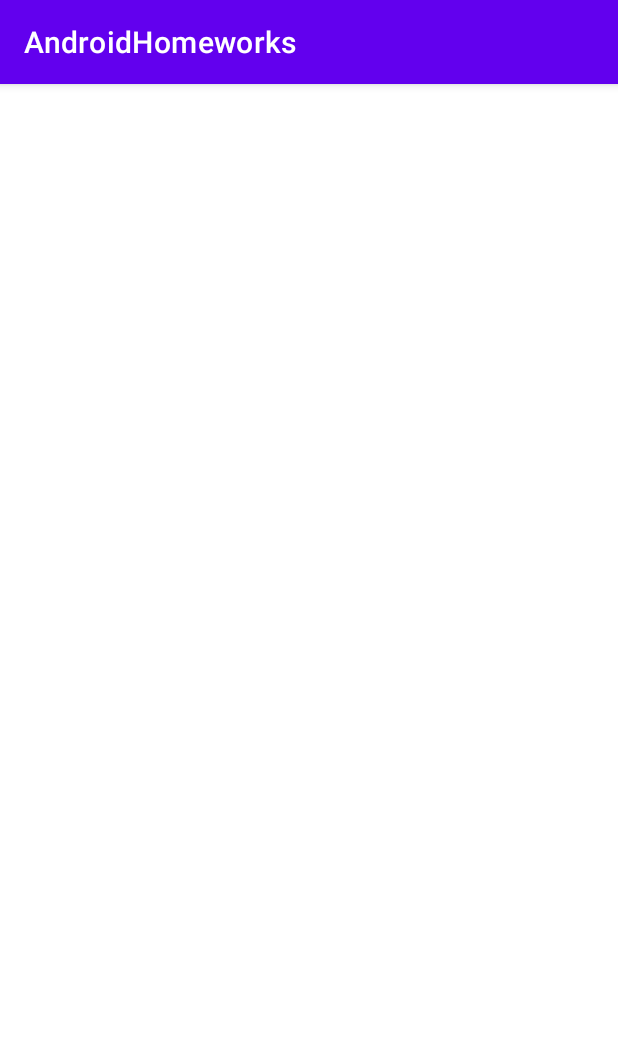
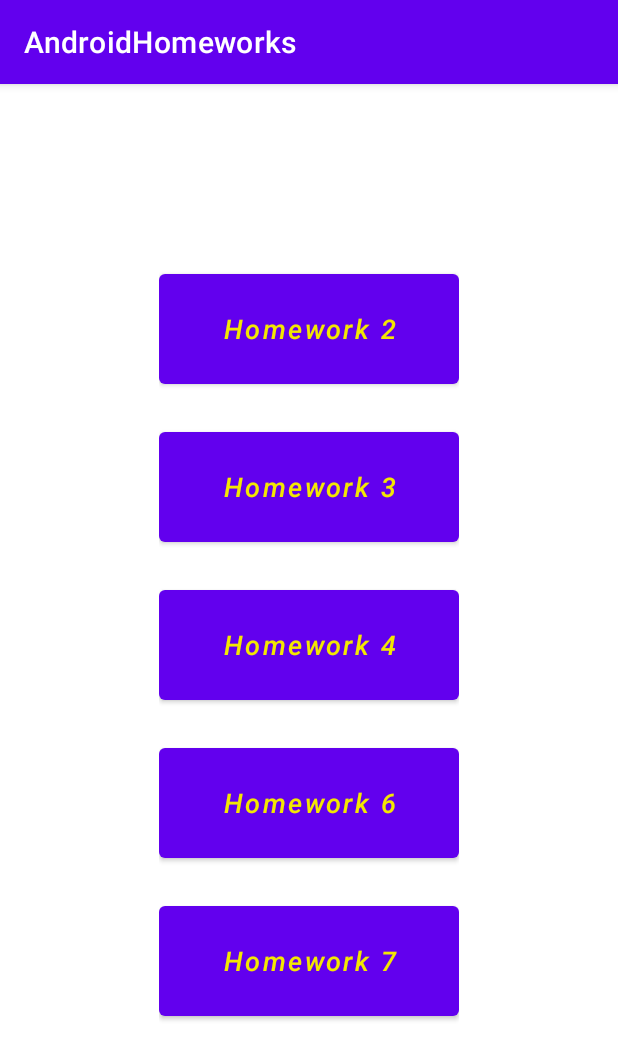
Before and after one commit to mrtsv9/Homeworks, an Android app: the screen it shows after launch (Main before the commit, AllHomeworksActivity after it), on a phone screen of 412 x 824 dp. Shown: the top 1060 px of the screen. Run offline under Robolectric (Android 15) with nearby library versions, the light colour scheme and no system bars.

Commit message:
lessons 1-8

```diff
--- /dev/null
+++ b/app/src/main/java/com/example/homeworks/all_homeworks/AllHomeworksActivity.kt
@@ -0,0 +1,58 @@
+package com.example.homeworks.all_homeworks
+
+import android.content.Intent
+import androidx.appcompat.app.AppCompatActivity
+import android.os.Bundle
+import android.view.View
+import com.example.homeworks.databinding.ActivityAllHomeworksBinding
+import com.example.homeworks.homework4.Homework4Activity
+import com.example.homeworks.homework6.Homework6Activity
+import com.example.homeworks.homework7.Homework7Activity
+import homework2.Homework2Activity
+import homework3.Homework3Activity
+
+class AllHomeworksActivity : AppCompatActivity(), View.OnClickListener {
+
+    override fun onCreate(savedInstanceState: Bundle?) {
+        super.onCreate(savedInstanceState)
+        val binding = ActivityAllHomeworksBinding.inflate(layoutInflater)
+        val view = binding.root
+        val homework2Button = binding.homework2
+        val homework3Button = binding.homework3
+        val homework4Button = binding.homework4
+        val homework6Button = binding.homework6
+        val homework7Button = binding.homework7
+        setContentView(view)
+        homework2Button.setOnClickListener(this)
+        homework3Button.setOnClickListener(this)
+        homework4Button.setOnClickListener(this)
+        homework6Button.setOnClickListener(this)
+        homework7Button.setOnClickListener(this)
+    }
+
+    override fun onClick(v: View?) {
+        val binding = ActivityAllHomeworksBinding.inflate(layoutInflater)
+        when (v?.id) {
+            binding.homework2.id -> {
+                val intent = Intent(this, Homework2Activity::class.java)
+                startActivity(intent)
+            }
+            binding.homework3.id -> {
+                val intent = Intent(this, Homework3Activity::class.java)
+                startActivity(intent)
+            }
+            binding.homework4.id -> {
+                val intent = Intent(this, Homework4Activity::class.java)
+                startActivity(intent)
+            }
+            binding.homework6.id -> {
+                val intent = Intent(this, Homework6Activity::class.java)
+                startActivity(intent)
+            }
+            binding.homework7.id -> {
+                val intent = Intent(this, Homework7Activity::class.java)
+                startActivity(intent)
+            }
+        }
+    }
+}
--- a/app/src/main/java/com/example/homeworks/homework3/Main.kt
+++ b/app/src/main/java/com/example/homeworks/homework3/Homework3Activity.kt
@@ -5,7 +5,7 @@ import android.os.Bundle
 import android.util.Log
 import com.example.homeworks.R
 
-class Main : AppCompatActivity() {
+class Homework3Activity : AppCompatActivity() {
     override fun onCreate(savedInstanceState: Bundle?) {
         super.onCreate(savedInstanceState)
         setContentView(R.layout.activity_main3)
--- a/app/src/main/java/com/example/homeworks/homework4/Main.kt
+++ b/app/src/main/java/com/example/homeworks/homework4/Homework4Activity.kt
@@ -9,7 +9,7 @@ import homework4.Employee
 import homework4.Manager
 import homework4.Worker
 
-class Main : AppCompatActivity() {
+class Homework4Activity : AppCompatActivity() {
 
     override fun onCreate(savedInstanceState: Bundle?) {
         super.onCreate(savedInstanceState)
--- /dev/null
+++ b/app/src/main/res/layout/activity_all_homeworks.xml
@@ -0,0 +1,73 @@
+<?xml version="1.0" encoding="utf-8"?>
+
+<ScrollView
+    xmlns:android="http://schemas.android.com/apk/res/android"
+    android:layout_width="match_parent"
+    android:layout_height="match_parent">
+    <LinearLayout
+        android:layout_width="wrap_content"
+        android:layout_height="wrap_content"
+        android:orientation="vertical"
+        android:layout_gravity="center">
+        <Button
+            android:id="@+id/homework2"
+            android:layout_marginBottom="20dp"
+            android:layout_width="200dp"
+            android:layout_height="85dp"
+            android:layout_gravity="center"
+            android:text="@string/homework_2"
+            android:textAllCaps="false"
+            android:textSize="18sp"
+            android:textStyle="italic"
+            android:textColor="#F3E702"
+            />
+        <Button
+            android:id="@+id/homework3"
+            android:layout_width="200dp"
+            android:layout_marginBottom="20dp"
+            android:layout_height="85dp"
+            android:layout_gravity="center"
+            android:text="@string/homework_3"
+            android:textAllCaps="false"
+            android:textSize="18sp"
+            android:textStyle="italic"
+            android:textColor="#F3E702"
+            />
+        <Button
+            android:id="@+id/homework4"
+            android:layout_width="200dp"
+            android:layout_marginBottom="20dp"
+            android:layout_height="85dp"
+            android:layout_gravity="center"
+            android:text="@string/homework_4"
+            android:textAllCaps="false"
+            android:textSize="18sp"
+            android:textStyle="italic"
+            android:textColor="#F3E702"
+            />
+        <Button
+            android:id="@+id/homework6"
+            android:layout_width="200dp"
+            android:layout_marginBottom="20dp"
+            android:layout_height="85dp"
+            android:layout_gravity="center"
+            android:text="@string/homework_6"
+            android:textAllCaps="false"
+            android:textSize="18sp"
+            android:textStyle="italic"
+            android:textColor="#F3E702"
+            />
+        <Button
+            android:id="@+id/homework7"
+            android:layout_width="200dp"
+            android:layout_marginBottom="20dp"
+            android:layout_height="85dp"
+            android:layout_gravity="center"
+            android:text="@string/homework_7"
+            android:textAllCaps="false"
+            android:textSize="18sp"
+            android:textStyle="italic"
+            android:textColor="#F3E702"
+            />
+    </LinearLayout>
+</ScrollView>
--- a/app/src/main/res/values/strings.xml
+++ b/app/src/main/res/values/strings.xml
@@ -4,4 +4,9 @@
     <string name="login">Введите логин</string>
     <string name="password">Введите пароль</string>
     <string name="enter">Войти</string>
+    <string name="homework_2">Homework 2</string>
+    <string name="homework_3">Homework 3</string>
+    <string name="homework_4">Homework 4</string>
+    <string name="homework_6">Homework 6</string>
+    <string name="homework_7">Homework 7</string>
 </resources>
```
Also changed, not shown: app/src/main/AndroidManifest.xml (+11 -4 lines), app/src/main/java/com/example/homeworks/homework6/Homework6Activity.kt (renamed from app/src/main/java/com/example/homeworks/homework2/MainActivity.kt, +4 -5 lines), app/src/main/java/com/example/homeworks/homework6/Main.kt (deleted, +0 -13 lines), app/src/main/java/com/example/homeworks/homework7/Homework7Activity.kt (renamed from app/src/main/java/com/example/homeworks/homework7/Main.kt, +31 -12 lines), app/src/main/java/com/example/homeworks/homework7/SecondActivity.kt (+17 -9 lines), app/src/main/res/drawable/ic_baseline_adb_24.xml (added, +10 -0 lines), app/src/main/res/layout/activity_main7.xml (+7 -5 lines), app/src/main/res/layout/activity_second.xml (+49 -22 lines).
